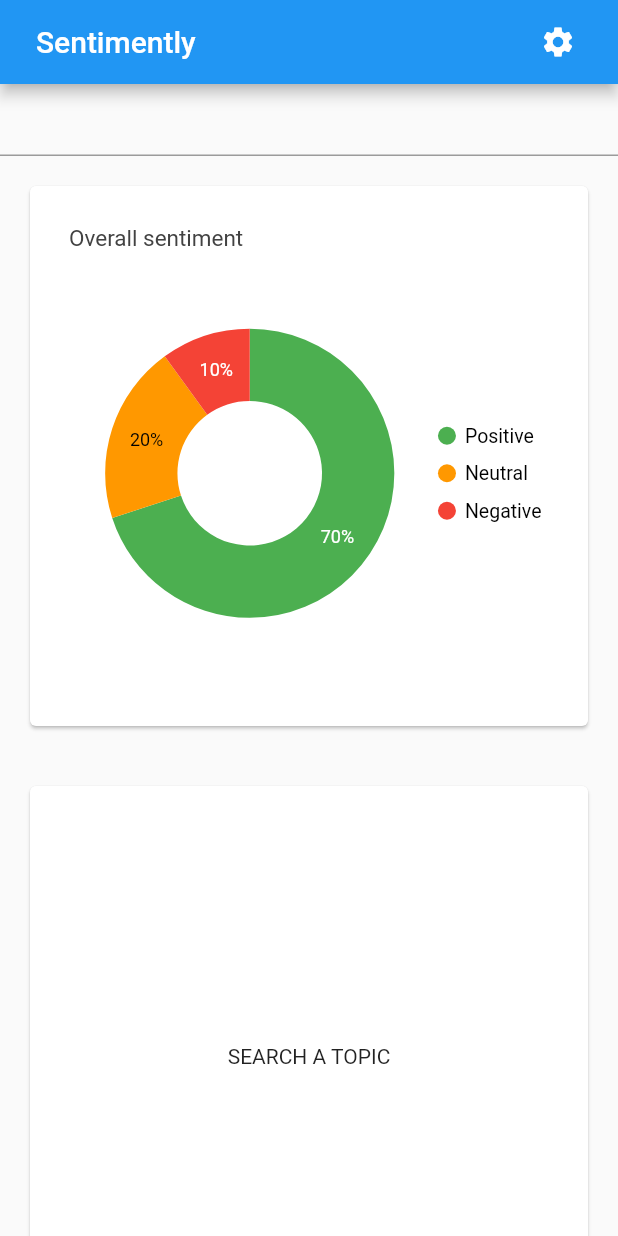
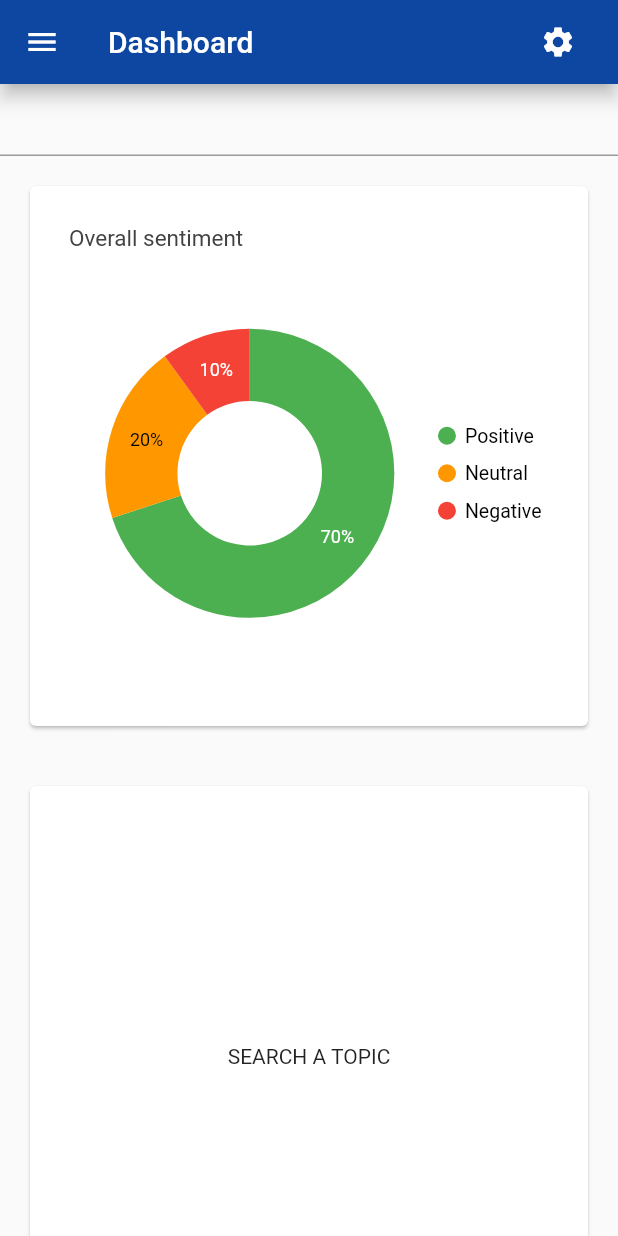
Before and after one commit to Thouny/sis_group6, a Flutter app: the screen it shows after launch, on a phone screen of 412 x 824 dp. Run offline on Flutter 3.47's test engine with Material 2 defaults, Android fonts, the phone set to English and light mode, and no system bars; our stand-ins replace connectivity_plus, equatable, flutter_bloc, get_it, routemaster, syncfusion_flutter_charts; missing offline and left inert: twitter_api_v2.

Commit message:
Update app bar

```diff
--- a/lib/presentation/root_page_tab_scaffold.dart
+++ b/lib/presentation/root_page_tab_scaffold.dart
@@ -42,10 +42,14 @@ class _RootPageTabScaffoldState extends State<RootPageTabScaffold>
 
   AppBar _buildAppBar(BuildContext context, String currentPath) {
     return AppBar(
-      title: const Padding(
-        padding: EdgeInsets.all(8),
-        child: Text(HomeConsts.appName),
+      backgroundColor: Colors.blue.shade900,
+      automaticallyImplyLeading: false,
+      elevation: 5.0,
+      leading: IconButton(
+        onPressed: () {},
+        icon: const Icon(Icons.menu),
       ),
+      title: const Text("Dashboard"),
       actions: [
         Padding(
           padding: const EdgeInsets.only(right: 16),
```
